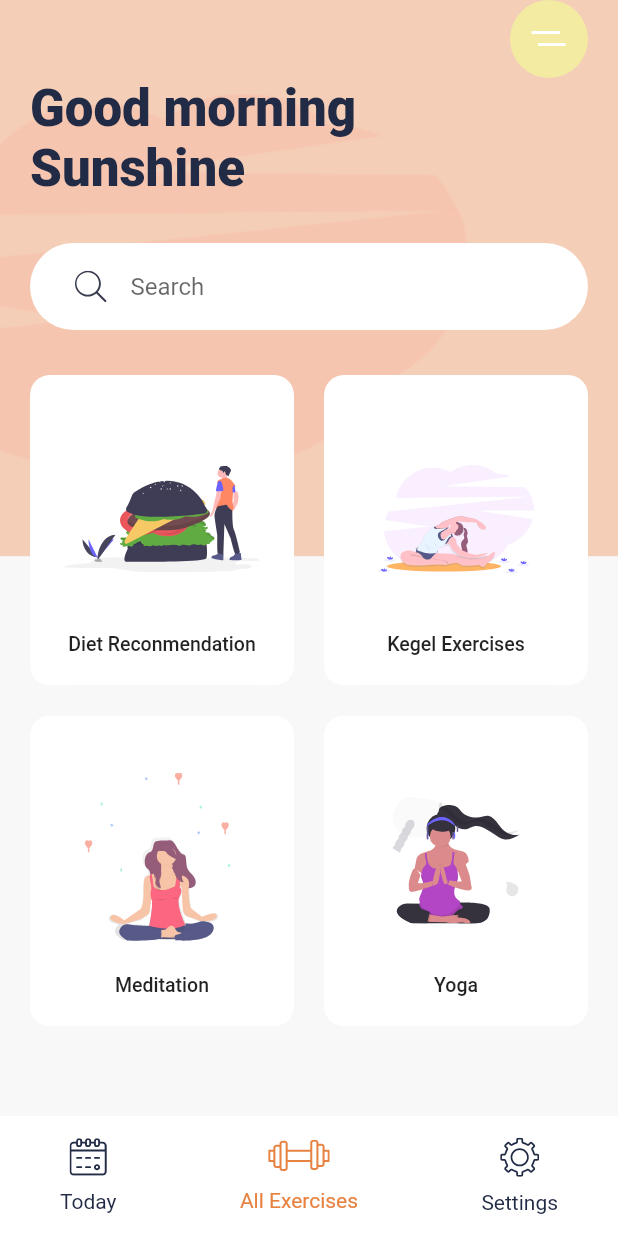
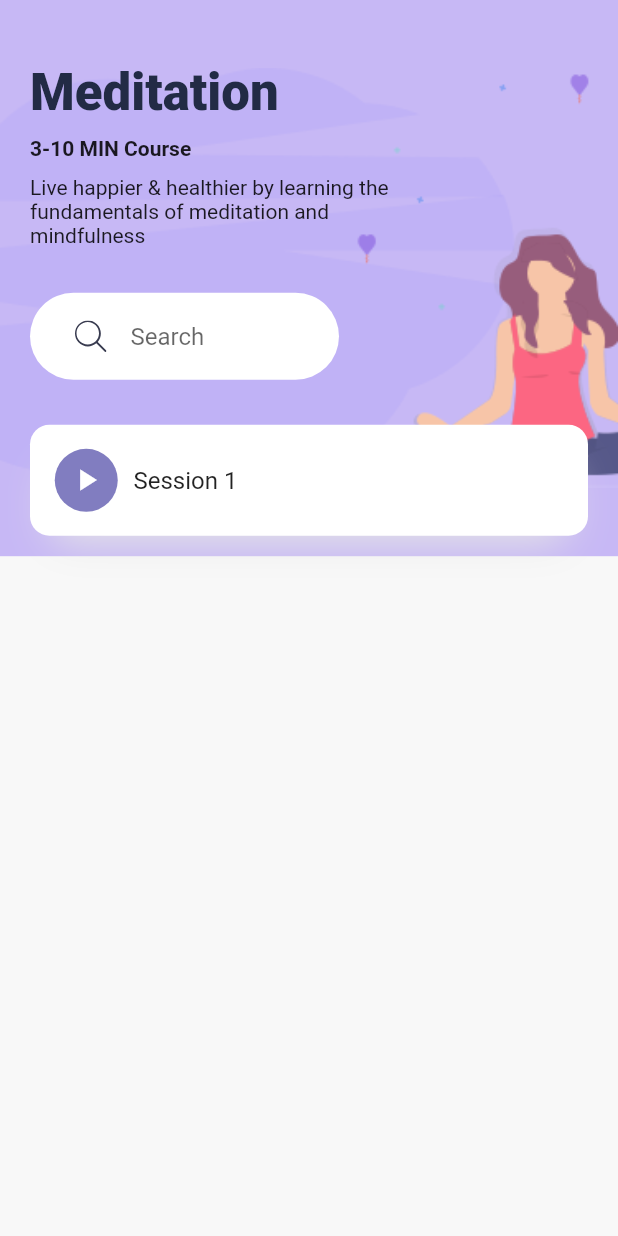
Before and after one commit to Jeanniet89/meditation_app, a Flutter app: the screen it shows after launch, after a tap on "Meditation", on a phone screen of 412 x 824 dp. Run offline on Flutter 3.47's test engine with Material 2 defaults, Android fonts, the phone set to English and light mode, and no system bars; our stand-ins replace flutter_svg.

Commit message:
Meditation Screen Details

```diff
--- a/lib/main.dart
+++ b/lib/main.dart
@@ -1,8 +1,11 @@
 import 'package:flutter/material.dart';
 import 'package:flutter_svg/svg.dart';
+import 'package:meditation_app/screens/details_screens.dart';
 import 'package:meditation_app/widgets/bottom_nav_bar.dart';
 import 'package:meditation_app/widgets/category_card.dart';
 import 'package:meditation_app/constants.dart';
+
+import 'widgets/search_bar.dart';
 
 void main() {
   runApp(MyApp());
@@ -70,21 +73,7 @@ class HomeScreen extends StatelessWidget {
                 .headline4
                 .copyWith(fontWeight: FontWeight.w900),
                 ),
-                Container(
-                  margin: EdgeInsets.symmetric(vertical: 30),
-                  padding:EdgeInsets.symmetric(horizontal: 30, vertical: 5),
-                  decoration: BoxDecoration(
-                  color: Colors.white,
-                  borderRadius: BorderRadius.circular(29.5),
-                  ),
-                  child: TextField(
-                    decoration: InputDecoration(
-                      hintText: "Search",
-                      icon: SvgPicture.asset("assets/icons/search.svg"),
-                      border: InputBorder.none,
-                      ),
-                  ),
-                  ),
+                SearchBar(),
                   Expanded(
                     child: GridView.count(
                       crossAxisCount: 2,
@@ -105,7 +94,7 @@ class HomeScreen extends StatelessWidget {
                           CategoryCard(
                           title: "Meditation",
                           svgSrc: "assets/icons/Meditation.svg",
-                          press: () {},
+                          press: () {Navigator.push(context, MaterialPageRoute(builder: (context){return DetailsScreen();}),);},
                         ),
                            CategoryCard(
                           title: "Yoga",
--- /dev/null
+++ b/lib/screens/details_screens.dart
@@ -0,0 +1,103 @@
+import 'package:flutter/material.dart';
+import 'package:meditation_app/constants.dart';
+import 'package:meditation_app/widgets/search_bar.dart';
+
+class DetailsScreen extends StatelessWidget {
+  @override
+  Widget build(BuildContext context) {
+    var size = MediaQuery.of(context).size;
+    return Scaffold(
+      body: Stack(
+      children: <Widget>[
+        Container(
+          height: size.height * .45,
+          decoration: BoxDecoration(
+            color: kBlueLightColor,
+            image: DecorationImage(
+              image: AssetImage('assets/images/meditation_bg.png'),
+              fit: BoxFit.fitWidth,
+            ),
+            )
+        ),
+        SafeArea(
+          child: Padding(
+            padding: const EdgeInsets.symmetric(horizontal: 20),
+            child: Column(
+              crossAxisAlignment: CrossAxisAlignment.start,
+              children: <Widget>[
+            SizedBox(
+              height: size.height * 0.05,
+            ),
+            Text(
+              "Meditation",
+              style: Theme.of(context)
+                  .textTheme
+                  .headline4
+                  .copyWith(fontWeight: FontWeight.w900),
+                  ),
+            SizedBox(height: 10),
+            Text(
+              "3-10 MIN Course",
+              style: TextStyle(fontWeight: FontWeight.bold),
+            ),
+           SizedBox(height: 10),
+           SizedBox(
+             width: size.width * .6,
+              child: Text(
+                "Live happier & healthier by learning the fundamentals of meditation and mindfulness",
+              ),
+            ),
+            SizedBox(
+              width: size.width * .5,
+              child: SearchBar(),
+              ),
+              Wrap(
+                children: <Widget>[
+                  Container(
+                    padding: EdgeInsets.all(16),
+                    decoration: BoxDecoration(
+                      color: Colors.white,
+                      borderRadius: BorderRadius.circular(13),
+                      boxShadow: [
+                        BoxShadow(
+                          offset: Offset(0,17),
+                          blurRadius: 23,
+                          spreadRadius: -13,
+                          color: kShadowColor,
+                      ),
+                      ],
+                      ),
+                      child: Row(
+                      children: <Widget>[
+                        Container(
+                          height: 42,
+                          width: 43,
+                          decoration: BoxDecoration(
+                            color: kBlueColor,
+                            shape: BoxShape.circle,
+                          ),
+                          child: Icon(
+                            Icons.play_arrow,
+                            color: Colors.white,
+                          ),
+                    ),
+                    SizedBox(width: 10,),
+                    Text(
+                      "Session 1",
+                      style: Theme.of(context)
+                      .textTheme
+                      .subtitle1,
+                      ),
+                    ],
+                    )
+                    ),
+                    ],
+                    )
+        ],
+        ),
+          ),
+        ),
+      ],
+    ),);
+  }
+}
--- /dev/null
+++ b/lib/widgets/search_bar.dart
@@ -0,0 +1,27 @@
+import 'package:flutter/material.dart';
+import 'package:flutter_svg/flutter_svg.dart';
+
+class SearchBar extends StatelessWidget {
+  const SearchBar({
+    Key key,
+  }) : super(key: key);
+
+  @override
+  Widget build(BuildContext context) {
+    return Container(
+      margin: EdgeInsets.symmetric(vertical: 30),
+      padding:EdgeInsets.symmetric(horizontal: 30, vertical: 5),
+      decoration: BoxDecoration(
+      color: Colors.white,
+      borderRadius: BorderRadius.circular(29.5),
+      ),
+      child: TextField(
+        decoration: InputDecoration(
+          hintText: "Search",
+          icon: SvgPicture.asset("assets/icons/search.svg"),
+          border: InputBorder.none,
+          ),
+      ),
+      );
+  }
+}
```
